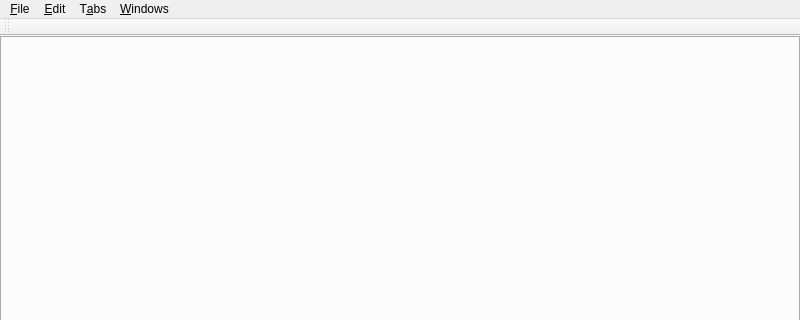
Old version of the form UI/glitch-mainwindow.ui in the repository textbrowser/glitch; both pictures show x 0 to 800 and y 0 to 320 of the 800 by 600 pixel window.
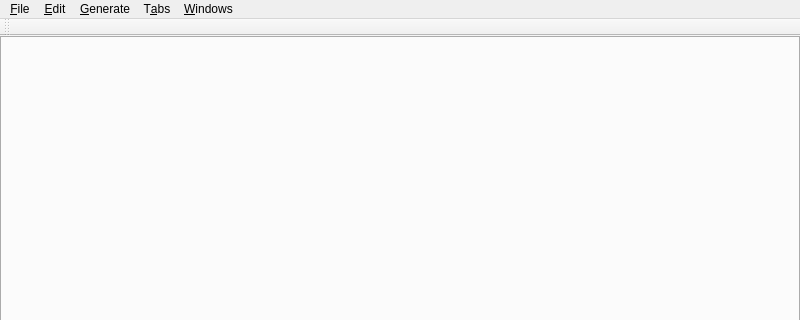
New version of the form. Icons and pictures are not drawn. Custom widgets are drawn as their Qt base class.

```diff
--- a/UI/glitch-mainwindow.ui
+++ b/UI/glitch-mainwindow.ui
@@ -125,8 +125,14 @@
     <addaction name="separator"/>
     <addaction name="action_Canvas_Settings"/>
    </widget>
+   <widget class="QMenu" name="menu_Generate">
+    <property name="title">
+     <string>&amp;Generate</string>
+    </property>
+   </widget>
    <addaction name="menu_File"/>
    <addaction name="menu_Edit"/>
+   <addaction name="menu_Generate"/>
    <addaction name="menu_Tabs"/>
    <addaction name="menu_Windows"/>
   </widget>
```
